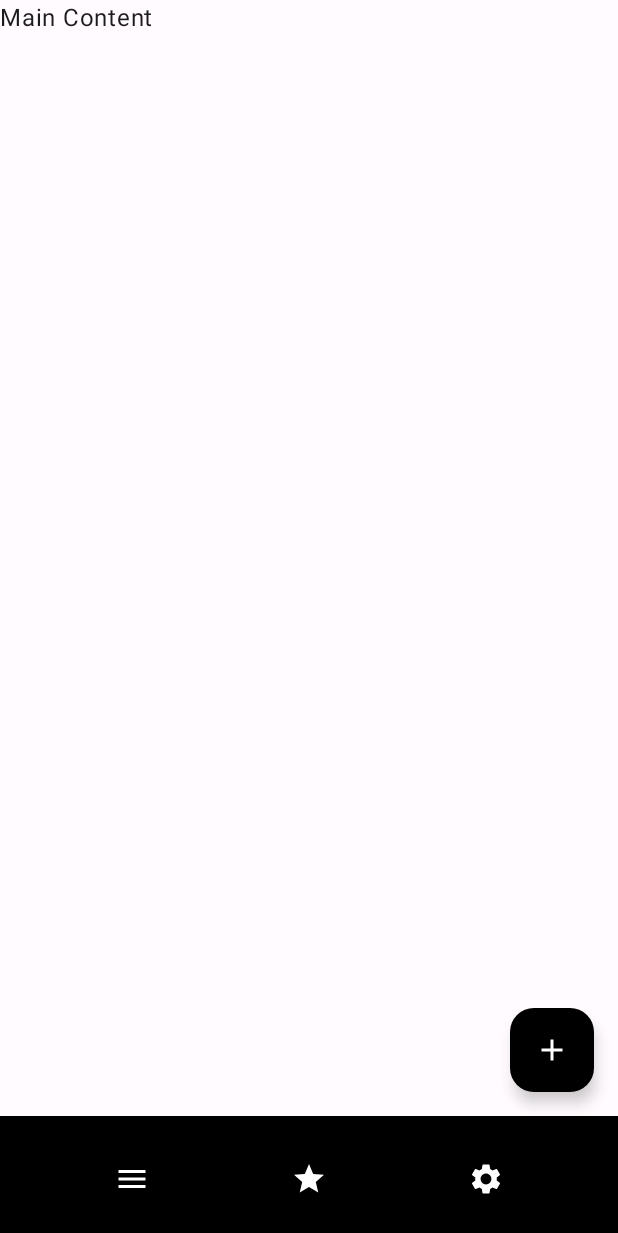
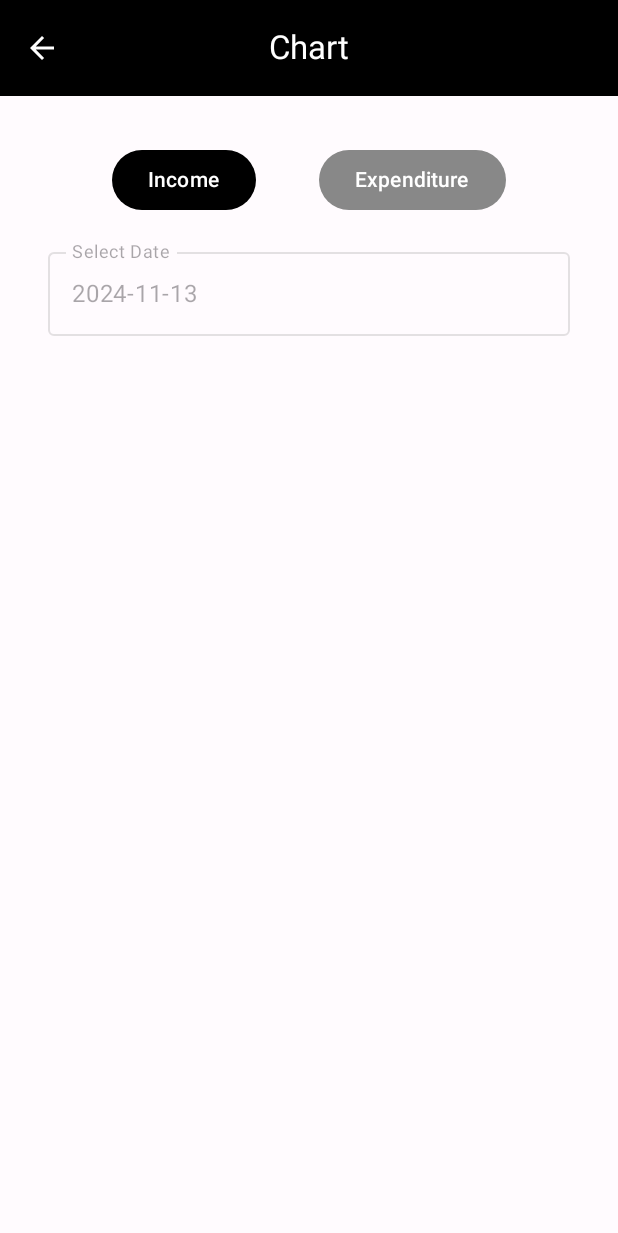
Before and after one commit to Reducto7/MobileAppTeamProject, an Android app built with Jetpack Compose: the MainPage screen opened through its navigation route, after a tap on "Graph", on a phone screen of 412 x 824 dp. Shown: the top 1233 px of the screen. Run offline under Robolectric (Android 15) with nearby library versions, the phone set to English and light mode, and no system bars; our stand-ins replace Firebase (no records; nobody signed in at launch, a user with empty details on screens opened directly).

Commit message:
第八次上传 图表页面（未完成）

```diff
--- a/app/src/main/java/com/example/myapplication/MainActivity.kt
+++ b/app/src/main/java/com/example/myapplication/MainActivity.kt
@@ -8,6 +8,7 @@ import androidx.activity.enableEdgeToEdge
 import androidx.navigation.compose.NavHost
 import androidx.navigation.compose.composable
 import androidx.navigation.compose.rememberNavController
+import com.example.myapplication.ui.ChartPage
 import com.example.myapplication.ui.LoginPage
 import com.example.myapplication.ui.MainPage
 import com.example.myapplication.ui.RegisterPage
@@ -43,6 +44,9 @@ class MainActivity : ComponentActivity() {
                     composable("addNewBill") {
                         AddNewBillPage(navController)
                     }
+                    composable("chart"){
+                        ChartPage(navController)
+                    }
                 }
             }
         }
--- /dev/null
+++ b/app/src/main/java/com/example/myapplication/ui/ChartPage.kt
@@ -0,0 +1,134 @@
+package com.example.myapplication.ui
+
+import androidx.compose.foundation.background
+import androidx.compose.foundation.clickable
+import androidx.compose.foundation.layout.Arrangement
+import androidx.compose.foundation.layout.Box
+import androidx.compose.foundation.layout.Column
+import androidx.compose.foundation.layout.Row
+import androidx.compose.foundation.layout.Spacer
+import androidx.compose.foundation.layout.fillMaxSize
+import androidx.compose.foundation.layout.fillMaxWidth
+import androidx.compose.foundation.layout.height
+import androidx.compose.foundation.layout.padding
+import androidx.compose.foundation.layout.width
+import androidx.compose.foundation.text.KeyboardOptions
+import androidx.compose.material.icons.Icons
+import androidx.compose.material.icons.automirrored.filled.ArrowBack
+import androidx.compose.material.icons.filled.ArrowDropDown
+import androidx.compose.material3.Button
+import androidx.compose.material3.ButtonDefaults
+import androidx.compose.material3.CenterAlignedTopAppBar
+import androidx.compose.material3.DropdownMenu
+import androidx.compose.material3.DropdownMenuItem
+import androidx.compose.material3.ExperimentalMaterial3Api
+import androidx.compose.material3.Icon
+import androidx.compose.material3.IconButton
+import androidx.compose.material3.MaterialTheme
+import androidx.compose.material3.OutlinedTextField
+import androidx.compose.material3.Scaffold
+import androidx.compose.material3.Text
+import androidx.compose.material3.TopAppBarDefaults.topAppBarColors
+import androidx.compose.runtime.Composable
+import androidx.compose.runtime.getValue
+import androidx.compose.runtime.mutableStateOf
+import androidx.compose.runtime.remember
+import androidx.compose.runtime.setValue
+import androidx.compose.ui.Alignment
+import androidx.compose.ui.Modifier
+import androidx.compose.ui.graphics.Color
+import androidx.compose.ui.platform.LocalContext
+import androidx.compose.ui.text.input.KeyboardType
+import androidx.compose.ui.unit.dp
+import androidx.lifecycle.viewmodel.compose.viewModel
+import androidx.navigation.NavController
+import com.example.teamproject.ui.AppViewModel
+
+@OptIn(ExperimentalMaterial3Api::class)
+@Composable
+fun ChartPage(
+    navController: NavController
+) {
+    var isIncome by remember { mutableStateOf(true) } // 控制是收入还是支出页面
+    val appViewModel: AppViewModel = viewModel()
+    var selectedDate by remember { mutableStateOf(appViewModel.getTodayDate()) }
+    val context = LocalContext.current
+
+    Scaffold(
+        modifier = Modifier.fillMaxSize(),
+        topBar = {
+            CenterAlignedTopAppBar(
+                title = { Text(text = "Chart" ) },
+                colors = topAppBarColors(
+                    containerColor = MaterialTheme.colorScheme.primary,
+                    titleContentColor = MaterialTheme.colorScheme.onPrimary,
+                ),
+                navigationIcon = {
+                    IconButton(onClick = { navController.navigate("main") }) {
+                        Icon(
+                            imageVector = Icons.AutoMirrored.Filled.ArrowBack,
+                            contentDescription = "back",
+                            tint = Color.White,
+                        )
+                    }
+                }
+            )
+        }
+    ) { innerPadding ->
+        Column(
+            modifier = Modifier
+                .padding(innerPadding)
+                .padding(32.dp)
+                .fillMaxSize(),
+            verticalArrangement = Arrangement.spacedBy(16.dp),
+            horizontalAlignment = Alignment.CenterHorizontally
+        ) {
+            // 横向切换按钮
+            Row(
+                modifier = Modifier.fillMaxWidth(),
+                horizontalArrangement = Arrangement.SpaceEvenly
+            ) {
+                Button(
+                    onClick = { isIncome = true },
+                    colors = ButtonDefaults.buttonColors(
+                        containerColor = if (isIncome) Color.Black else Color.Gray
+                    )
+                )
+                {
+                    Text(text = "Income")
+                }
+
+                Button(
+                    onClick = { isIncome = false },
+                    colors = ButtonDefaults.buttonColors(
+                        containerColor = if (isIncome) Color.Gray else Color.Black
+                    )
+                )
+                {
+                    Text(text = "Expenditure")
+                }
+            }
+
+            Box(
+                modifier = Modifier
+                    .fillMaxWidth()
+                    .clickable {
+                        appViewModel.showDatePicker(context) { date ->
+                            selectedDate = date
+                        }
+                    }
+                    .padding(0.dp)
+            ) {
+                OutlinedTextField(
+                    value = selectedDate,
+                    onValueChange = { },
+                    label = { Text("Select Date") },
+                    readOnly = true,
+                    modifier = Modifier.fillMaxWidth(),
+                    enabled = false
+                )
+            }
+
+        }
+    }
+}
--- a/app/src/main/java/com/example/myapplication/ui/MainPage.kt
+++ b/app/src/main/java/com/example/myapplication/ui/MainPage.kt
@@ -40,7 +40,7 @@ fun MainPage(navController: NavController, modifier: Modifier = Modifier) {
                     )
                 }
                 Spacer(modifier = Modifier.width(70.dp))
-                IconButton(onClick = {}) {
+                IconButton(onClick = {navController.navigate("chart")}) {
                     Icon(
                         imageVector = Icons.Filled.Star,
                         contentDescription = "Graph",
```
